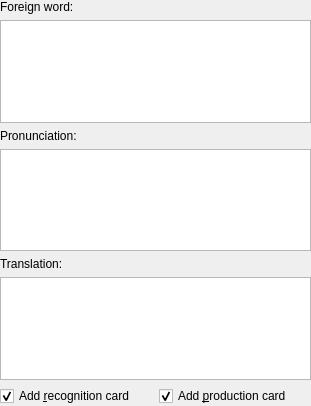
This is mnemosyne/mnemosyne/pyqt_ui/card_threesided_wdgt.ui in vasvlad/pomni as Qt 5 draws it before an edit. The edited form follows.
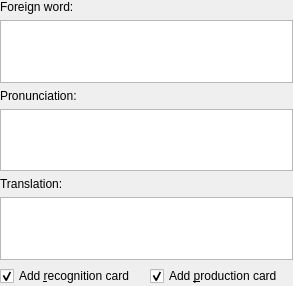
This is the edited form.

Patch:
```diff
--- a/mnemosyne/mnemosyne/pyqt_ui/card_threesided_wdgt.ui
+++ b/mnemosyne/mnemosyne/pyqt_ui/card_threesided_wdgt.ui
@@ -5,8 +5,8 @@
    <rect>
     <x>0</x>
     <y>0</y>
-    <width>311</width>
-    <height>406</height>
+    <width>293</width>
+    <height>286</height>
    </rect>
   </property>
   <layout class="QVBoxLayout" name="verticalLayout_2" >
@@ -30,6 +30,12 @@
      </item>
      <item>
       <widget class="QTextEdit" name="foreign_word" >
+       <property name="minimumSize" >
+        <size>
+         <width>0</width>
+         <height>60</height>
+        </size>
+       </property>
        <property name="tabChangesFocus" >
         <bool>true</bool>
        </property>
@@ -50,6 +56,12 @@
      </item>
      <item>
       <widget class="QTextEdit" name="pronunciation" >
+       <property name="minimumSize" >
+        <size>
+         <width>0</width>
+         <height>60</height>
+        </size>
+       </property>
        <property name="baseSize" >
         <size>
          <width>0</width>
@@ -76,6 +88,12 @@
      </item>
      <item>
       <widget class="QTextEdit" name="translation" >
+       <property name="minimumSize" >
+        <size>
+         <width>0</width>
+         <height>60</height>
+        </size>
+       </property>
        <property name="tabChangesFocus" >
         <bool>true</bool>
        </property>
```
